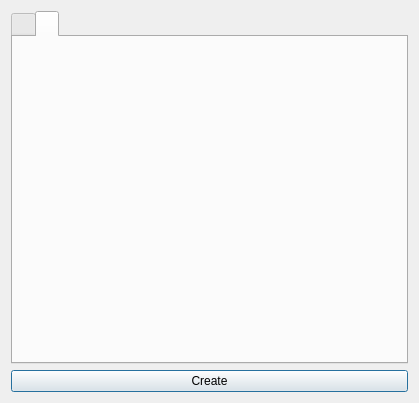
This is widgets/define/create_materials.ui in ebrahimraeyat/civilTools as Qt 5 draws it before an edit. The edited form follows.
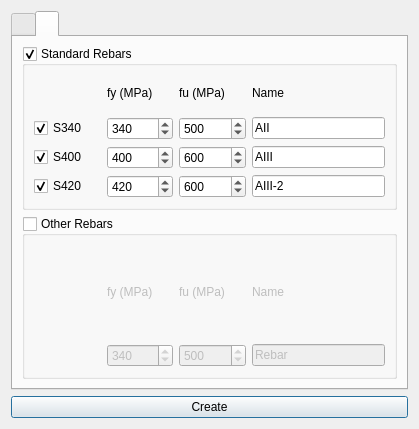
This is the edited form. The open tabs and pages were chosen to show the change. Icons and pictures are not drawn.

Commit message: Add create rebar materials

The edit to the form file:
```diff
--- a/widgets/define/create_materials.ui
+++ b/widgets/define/create_materials.ui
@@ -7,7 +7,7 @@
     <x>0</x>
     <y>0</y>
     <width>419</width>
-    <height>403</height>
+    <height>429</height>
    </rect>
   </property>
   <property name="windowTitle">
@@ -179,6 +179,277 @@
       <attribute name="title">
        <string/>
       </attribute>
+      <layout class="QVBoxLayout" name="verticalLayout_3">
+       <item>
+        <widget class="QGroupBox" name="standard_rebars_groupbox">
+         <property name="title">
+          <string>Standard Rebars</string>
+         </property>
+         <property name="checkable">
+          <bool>true</bool>
+         </property>
+         <layout class="QGridLayout" name="gridLayout">
+          <item row="1" column="2">
+           <widget class="QSpinBox" name="s340fu_spinbox">
+            <property name="minimum">
+             <number>200</number>
+            </property>
+            <property name="maximum">
+             <number>700</number>
+            </property>
+            <property name="singleStep">
+             <number>10</number>
+            </property>
+            <property name="value">
+             <number>500</number>
+            </property>
+           </widget>
+          </item>
+          <item row="1" column="3" colspan="2">
+           <widget class="QLineEdit" name="s340_name">
+            <property name="text">
+             <string>AII</string>
+            </property>
+           </widget>
+          </item>
+          <item row="2" column="0">
+           <widget class="QCheckBox" name="s400_checkbox">
+            <property name="text">
+             <string>S400</string>
+            </property>
+            <property name="checked">
+             <bool>true</bool>
+            </property>
+           </widget>
+          </item>
+          <item row="2" column="1">
+           <widget class="QSpinBox" name="s400fy_spinbox">
+            <property name="minimum">
+             <number>200</number>
+            </property>
+            <property name="maximum">
+             <number>700</number>
+            </property>
+            <property name="singleStep">
+             <number>10</number>
+            </property>
+            <property name="value">
+             <number>400</number>
+            </property>
+           </widget>
+          </item>
+          <item row="1" column="0">
+           <widget class="QCheckBox" name="s340_checkbox">
+            <property name="text">
+             <string>S340</string>
+            </property>
+            <property name="checked">
+             <bool>true</bool>
+            </property>
+           </widget>
+          </item>
+          <item row="2" column="2">
+           <widget class="QSpinBox" name="s400fu_spinbox">
+            <property name="minimum">
+             <number>200</number>
+            </property>
+            <property name="maximum">
+             <number>700</number>
+            </property>
+            <property name="singleStep">
+             <number>10</number>
+            </property>
+            <property name="value">
+             <number>600</number>
+            </property>
+           </widget>
+          </item>
+          <item row="2" column="3" colspan="2">
+           <widget class="QLineEdit" name="s400_name">
+            <property name="text">
+             <string>AIII</string>
+            </property>
+           </widget>
+          </item>
+          <item row="3" column="0">
+           <widget class="QCheckBox" name="s420_checkbox">
+            <property name="text">
+             <string>S420</string>
+            </property>
+            <property name="checked">
+             <bool>true</bool>
+            </property>
+           </widget>
+          </item>
+          <item row="3" column="1">
+           <widget class="QSpinBox" name="s420fy_spinbox">
+            <property name="minimum">
+             <number>200</number>
+            </property>
+            <property name="maximum">
+             <number>700</number>
+            </property>
+            <property name="singleStep">
+             <number>10</number>
+            </property>
+            <property name="value">
+             <number>420</number>
+            </property>
+           </widget>
+          </item>
+          <item row="0" column="1">
+           <widget class="QLabel" name="label_3">
+            <property name="text">
+             <string>fy (MPa)</string>
+            </property>
+           </widget>
+          </item>
+          <item row="1" column="1">
+           <widget class="QSpinBox" name="s340fy_spinbox">
+            <property name="minimum">
+             <number>200</number>
+            </property>
+            <property name="maximum">
+             <number>700</number>
+            </property>
+            <property name="singleStep">
+             <number>10</number>
+            </property>
+            <property name="value">
+             <number>340</number>
+            </property>
+           </widget>
+          </item>
+          <item row="3" column="2">
+           <widget class="QSpinBox" name="s420fu_spinbox">
+            <property name="minimum">
+             <number>200</number>
+            </property>
+            <property name="maximum">
+             <number>700</number>
+            </property>
+            <property name="singleStep">
+             <number>10</number>
+            </property>
+            <property name="value">
+             <number>600</number>
+            </property>
+           </widget>
+          </item>
+          <item row="3" column="3" colspan="2">
+           <widget class="QLineEdit" name="s420_name">
+            <property name="text">
+             <string>AIII-2</string>
+            </property>
+           </widget>
+          </item>
+          <item row="0" column="2">
+           <widget class="QLabel" name="label_4">
+            <property name="text">
+             <string>fu (MPa)</string>
+            </property>
+           </widget>
+          </item>
+          <item row="0" column="3" colspan="2">
+           <widget class="QLabel" name="label_5">
+            <property name="text">
+             <string>Name</string>
+            </property>
+           </widget>
+          </item>
+         </layout>
+        </widget>
+       </item>
+       <item>
+        <widget class="QGroupBox" name="other_rebars_groupbox">
+         <property name="title">
+          <string>Other Rebars</string>
+         </property>
+         <property name="checkable">
+          <bool>true</bool>
+         </property>
+         <property name="checked">
+          <bool>false</bool>
+         </property>
+         <layout class="QGridLayout" name="gridLayout_3">
+          <item row="0" column="0">
+           <widget class="QLabel" name="label_10">
+            <property name="text">
+             <string/>
+            </property>
+           </widget>
+          </item>
+          <item row="0" column="1">
+           <widget class="QLabel" name="label_7">
+            <property name="text">
+             <string>fy (MPa)</string>
+            </property>
+           </widget>
+          </item>
+          <item row="1" column="0">
+           <widget class="QLabel" name="label_6">
+            <property name="text">
+             <string/>
+            </property>
+           </widget>
+          </item>
+          <item row="1" column="1">
+           <widget class="QSpinBox" name="other_fy_spinbox">
+            <property name="minimum">
+             <number>200</number>
+            </property>
+            <property name="maximum">
+             <number>700</number>
+            </property>
+            <property name="singleStep">
+             <number>10</number>
+            </property>
+            <property name="value">
+             <number>340</number>
+            </property>
+           </widget>
+          </item>
+          <item row="1" column="2">
+           <widget class="QSpinBox" name="other_fu_spinbox">
+            <property name="minimum">
+             <number>200</number>
+            </property>
+            <property name="maximum">
+             <number>700</number>
+            </property>
+            <property name="singleStep">
+             <number>10</number>
+            </property>
+            <property name="value">
+             <number>500</number>
+            </property>
+           </widget>
+          </item>
+          <item row="1" column="3" colspan="2">
+           <widget class="QLineEdit" name="other_name">
+            <property name="text">
+             <string>Rebar</string>
+            </property>
+           </widget>
+          </item>
+          <item row="0" column="2">
+           <widget class="QLabel" name="label_8">
+            <property name="text">
+             <string>fu (MPa)</string>
+            </property>
+           </widget>
+          </item>
+          <item row="0" column="3" colspan="2">
+           <widget class="QLabel" name="label_9">
+            <property name="text">
+             <string>Name</string>
+            </property>
+           </widget>
+          </item>
+         </layout>
+        </widget>
+       </item>
+      </layout>
      </widget>
     </widget>
    </item>
```
The commit also changes 1 other file.
